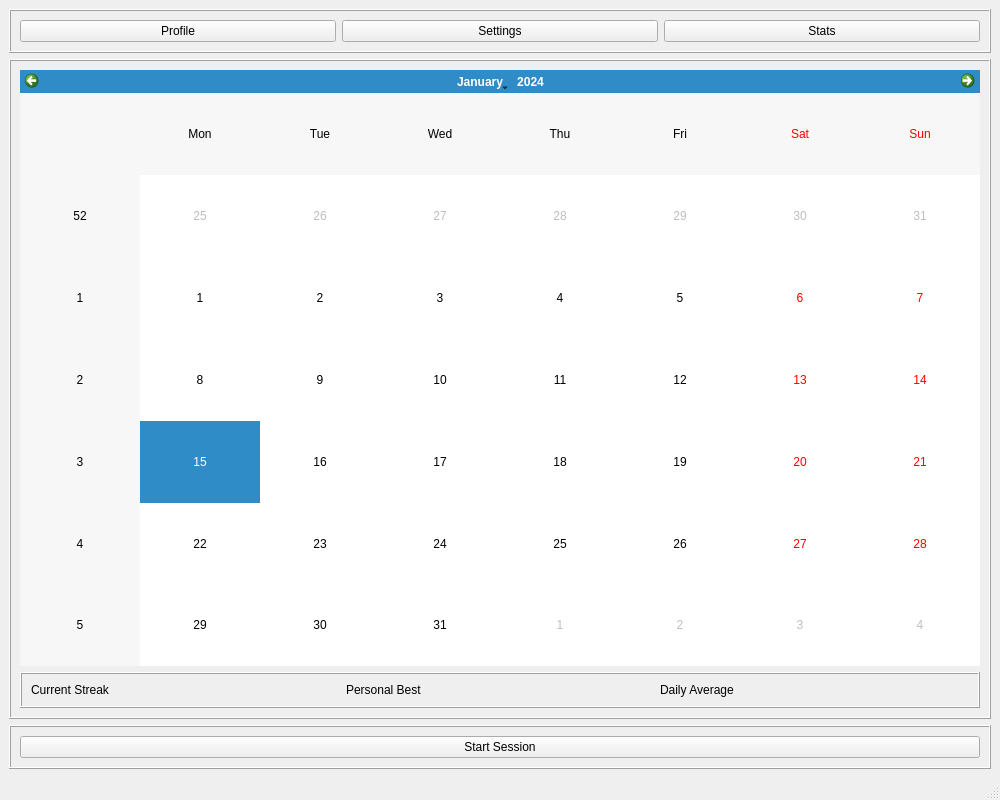
Above: qtdesigner/home_design.ui from Webtamu/shumi before the change. Below: the same form after it.
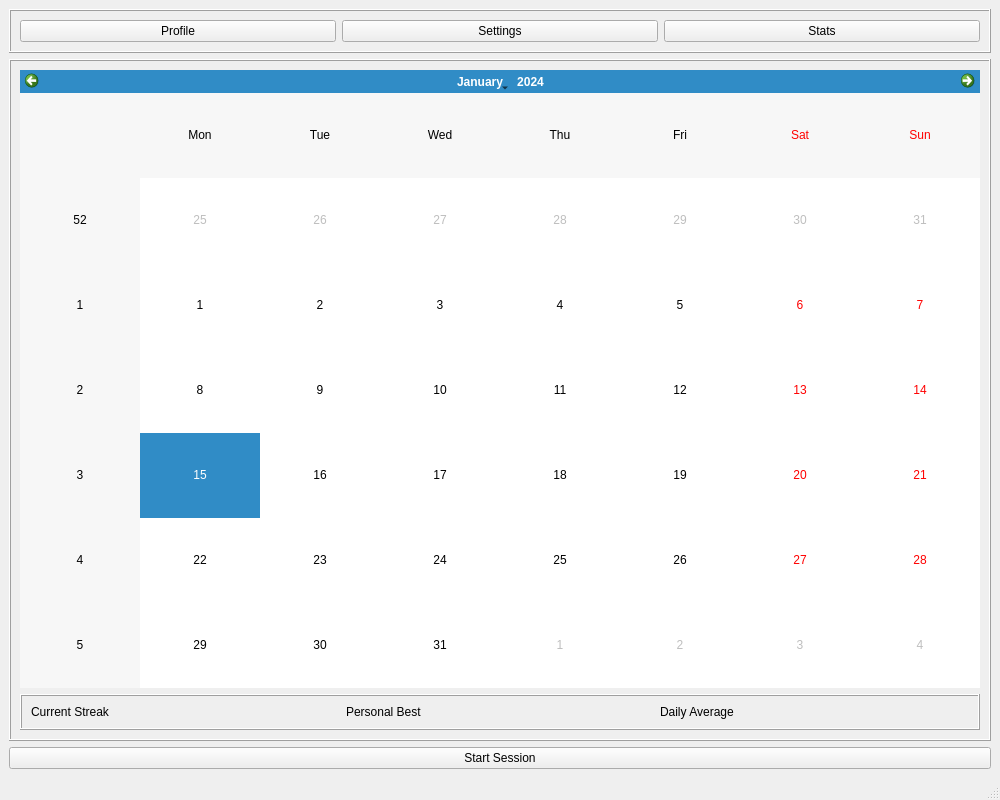
That is the form after the change. Icons and pictures are not drawn.

The edit to the form file:
```diff
--- a/qtdesigner/home_design.ui
+++ b/qtdesigner/home_design.ui
@@ -122,22 +122,10 @@
      </widget>
     </item>
     <item>
-     <widget class="QFrame" name="frame_2">
-      <property name="frameShape">
-       <enum>QFrame::Box</enum>
-      </property>
-      <property name="frameShadow">
-       <enum>QFrame::Raised</enum>
-      </property>
-      <layout class="QVBoxLayout" name="verticalLayout">
-       <item>
         <widget class="QPushButton" name="btnStart">
          <property name="text">
           <string>Start Session</string>
          </property>
-        </widget>
-       </item>
-      </layout>
      </widget>
     </item>
    </layout>
```
Lines whose indentation alone changed are shown as unchanged.
